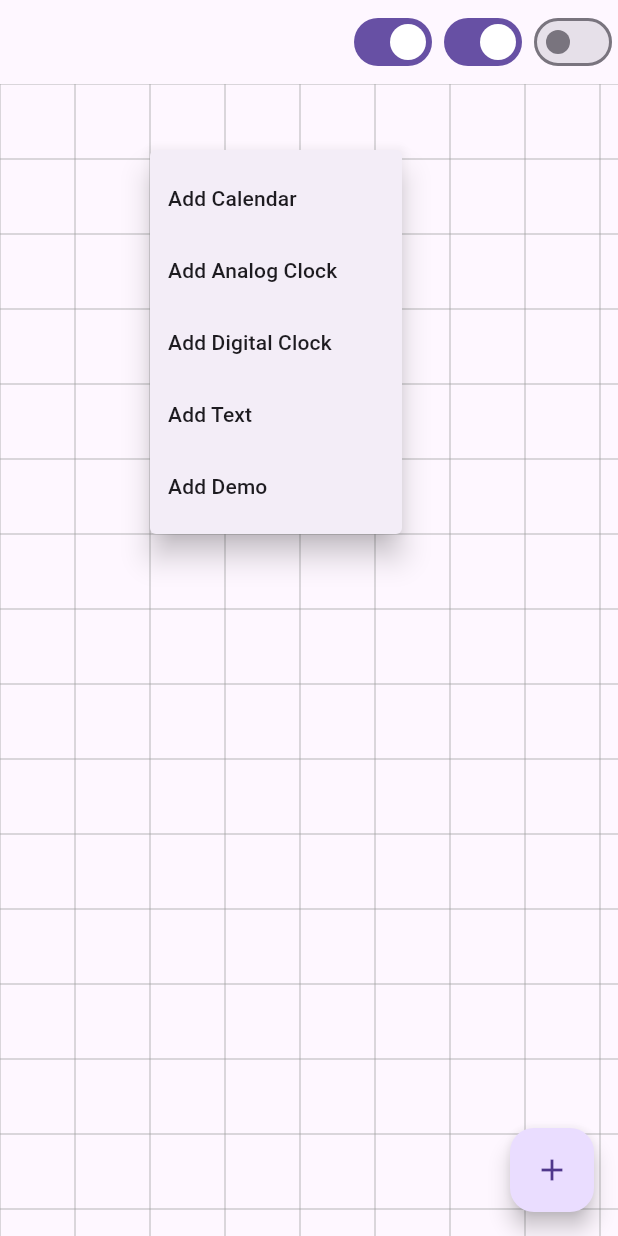
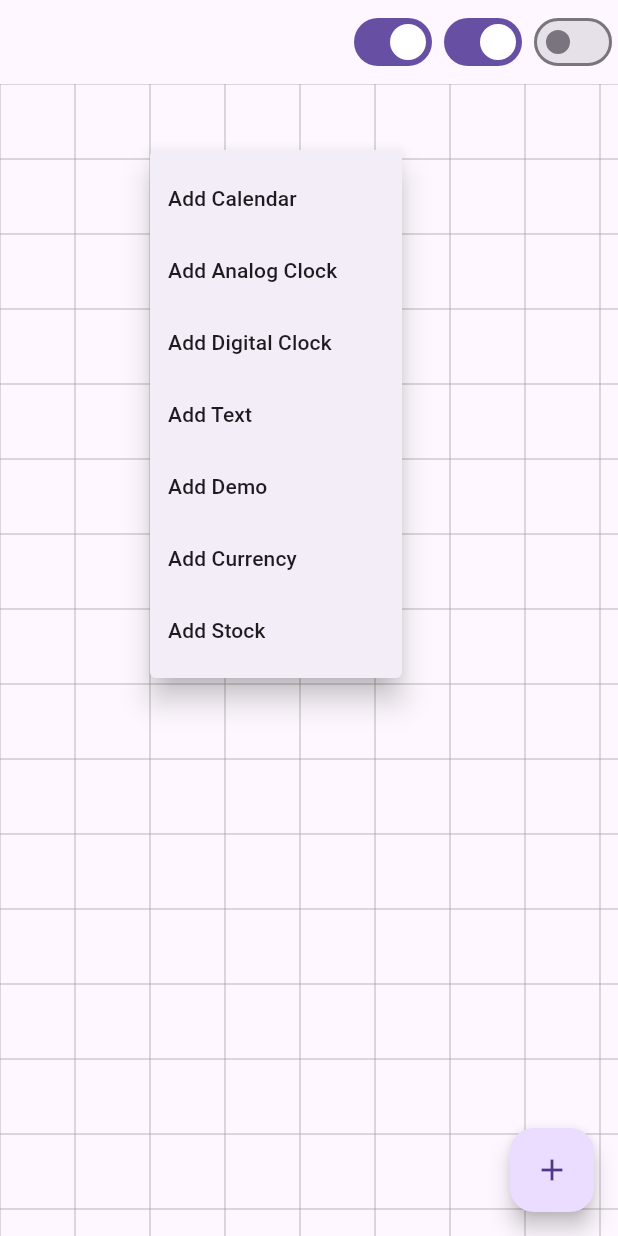
Before and after one commit to yukiterunamaana/halonot, a Flutter app: the screen it shows after launch, after a tap on the "add" icon, on a phone screen of 412 x 824 dp. Run offline on Flutter 3.47's test engine with Material 3 defaults, Android fonts, the phone set to English and light mode, and no system bars; our stand-ins replace flutter_markdown, gradient_borders; missing offline and left inert: markdown, one_clock, pair.

Commit message:
started stock ticker

```diff
--- a/lib/widgets_list.dart
+++ b/lib/widgets_list.dart
@@ -3,6 +3,8 @@ import 'package:halonot/widget/widgets/calendar.dart';
 import 'package:halonot/widget/widgets/clock.dart';
 import 'package:halonot/widget/widgets/parentfile_decoy.dart';
 import 'package:halonot/widget/widgets/text.dart';
+import 'package:halonot/widget/widgets/currency_ticker.dart';
+import 'package:halonot/widget/widgets/stock_ticker.dart';
 import 'package:pair/pair.dart';
 
 List<PopupMenuEntry<Pair<StatefulWidget, Pair<double, double>>>> widgetList = [
@@ -32,6 +34,16 @@ List<PopupMenuEntry<Pair<StatefulWidget, Pair<double, double>>>> widgetList = [
     child: Text('Add Demo'),
     value: Pair(TextWithCorners(), Pair(200, 200)),
   ),
+
+  PopupMenuItem(
+    child: Text('Add Currency'),
+    value: Pair(CurrencyTicker(), Pair(200, 100)),
+  ),
+
+  PopupMenuItem(
+    child: Text('Add Stock'),
+    value: Pair(StockTicker(), Pair(200, 100)),
+  ),
 ];
 
 List<PopupMenuEntry<StatefulWidget>> wList = [
```
Also changed, not shown: lib/widget/widgets/stock_ticker.dart (added, +32 -0 lines).
